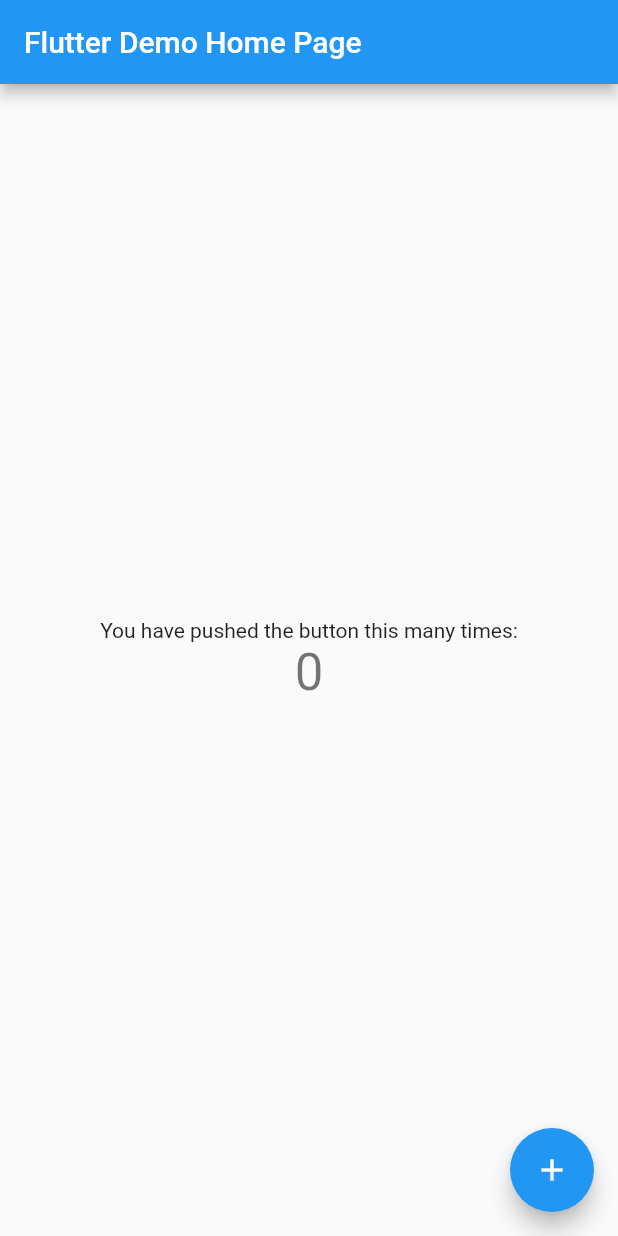
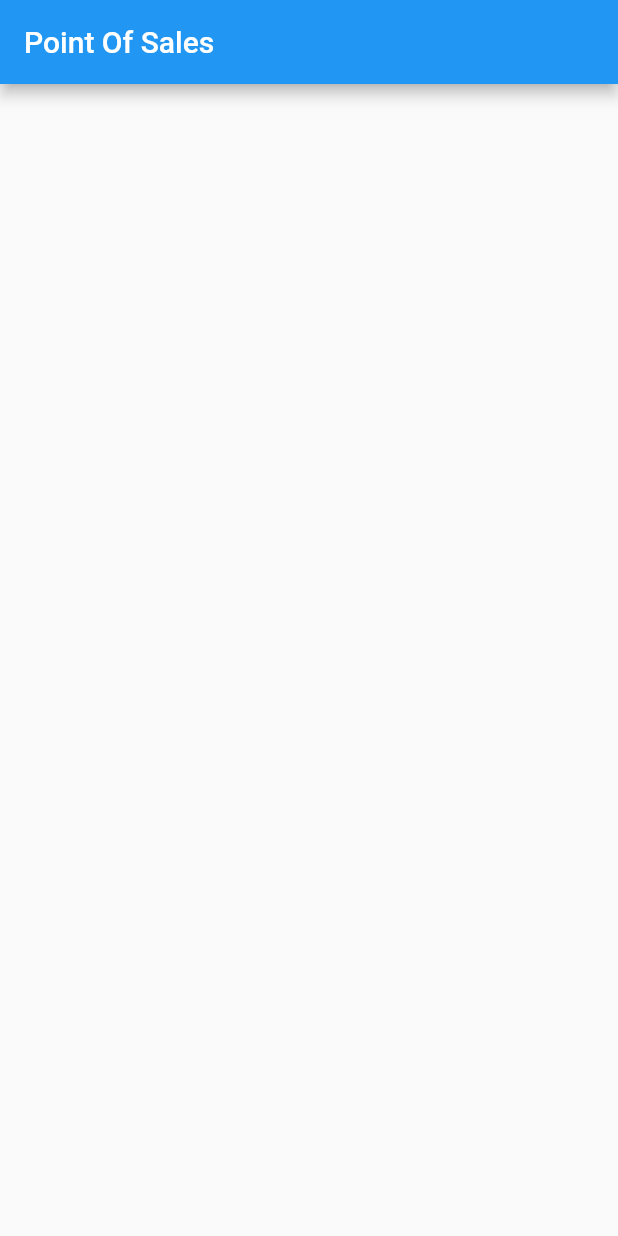
Before and after one commit to fahmihidayah/POS-Flutter, a Flutter app: the screen it shows after launch, on a phone screen of 412 x 824 dp. Run offline on Flutter 3.47's test engine with Material 2 defaults, Android fonts, the phone set to English and light mode, and no system bars.

Commit message:
add splash screen and login and main page

```diff
--- a/lib/main.dart
+++ b/lib/main.dart
@@ -1,4 +1,7 @@
 import 'package:flutter/material.dart';
+import 'package:pos/src/ui/login_page.dart';
+import 'package:pos/src/ui/main_page.dart';
+import 'package:pos/src/ui/splash_page.dart';
 
 void main() {
   runApp(const MyApp());
@@ -24,92 +27,7 @@ class MyApp extends StatelessWidget {
         // is not restarted.
         primarySwatch: Colors.blue,
       ),
-      home: const MyHomePage(title: 'Flutter Demo Home Page'),
+      home: MainPage(),
     );
   }
 }
-
-class MyHomePage extends StatefulWidget {
-  const MyHomePage({Key? key, required this.title}) : super(key: key);
-
-  // This widget is the home page of your application. It is stateful, meaning
-  // that it has a State object (defined below) that contains fields that affect
-  // how it looks.
-
-  // This class is the configuration for the state. It holds the values (in this
-  // case the title) provided by the parent (in this case the App widget) and
-  // used by the build method of the State. Fields in a Widget subclass are
-  // always marked "final".
-
-  final String title;
-
-  @override
-  State<MyHomePage> createState() => _MyHomePageState();
-}
-
-class _MyHomePageState extends State<MyHomePage> {
-  int _counter = 0;
-
-  void _incrementCounter() {
-    setState(() {
-      // This call to setState tells the Flutter framework that something has
-      // changed in this State, which causes it to rerun the build method below
-      // so that the display can reflect the updated values. If we changed
-      // _counter without calling setState(), then the build method would not be
-      // called again, and so nothing would appear to happen.
-      _counter++;
-    });
-  }
-
-  @override
-  Widget build(BuildContext context) {
-    // This method is rerun every time setState is called, for instance as done
-    // by the _incrementCounter method above.
-    //
-    // The Flutter framework has been optimized to make rerunning build methods
-    // fast, so that you can just rebuild anything that needs updating rather
-    // than having to individually change instances of widgets.
-    return Scaffold(
-      appBar: AppBar(
-        // Here we take the value from the MyHomePage object that was created by
-        // the App.build method, and use it to set our appbar title.
-        title: Text(widget.title),
-      ),
-      body: Center(
-        // Center is a layout widget. It takes a single child and positions it
-        // in the middle of the parent.
-        child: Column(
-          // Column is also a layout widget. It takes a list of children and
-          // arranges them vertically. By default, it sizes itself to fit its
-          // children horizontally, and tries to be as tall as its parent.
-          //
-          // Invoke "debug painting" (press "p" in the console, choose the
-          // "Toggle Debug Paint" action from the Flutter Inspector in Android
-          // Studio, or the "Toggle Debug Paint" command in Visual Studio Code)
-          // to see the wireframe for each widget.
-          //
-          // Column has various properties to control how it sizes itself and
-          // how it positions its children. Here we use mainAxisAlignment to
-          // center the children vertically; the main axis here is the vertical
-          // axis because Columns are vertical (the cross axis would be
-          // horizontal).
-          mainAxisAlignment: MainAxisAlignment.center,
-          children: <Widget>[
-            const Text(
-              'You have pushed the button this many times:',
-            ),
-            Text(
-              '$_counter',
-              style: Theme.of(context).textTheme.headline4,
-            ),
-          ],
-        ),
-      ),
-      floatingActionButton: FloatingActionButton(
-        onPressed: _incrementCounter,
-        tooltip: 'Increment',
-        child: const Icon(Icons.add),
-      ), // This trailing comma makes auto-formatting nicer for build methods.
-    );
-  }
-}
--- /dev/null
+++ b/lib/src/ui/main_page.dart
@@ -0,0 +1,23 @@
+
+
+import 'package:flutter/material.dart';
+
+class MainPage extends StatefulWidget {
+
+  @override
+  State createState() => _MainPageState();
+}
+
+class _MainPageState extends State<MainPage> {
+
+  @override
+  Widget build(BuildContext context) {
+    return Scaffold(
+      appBar: AppBar(
+        title: Text(
+          "Point Of Sales"
+        ),
+      ),
+    );
+  }
+}
```
Also changed, not shown: lib/src/ui/login_page.dart (+56 -9 lines), lib/src/ui/splash_page.dart (added, +30 -0 lines), pubspec.yaml (+4 -4 lines), images/money_bag.png (added).
